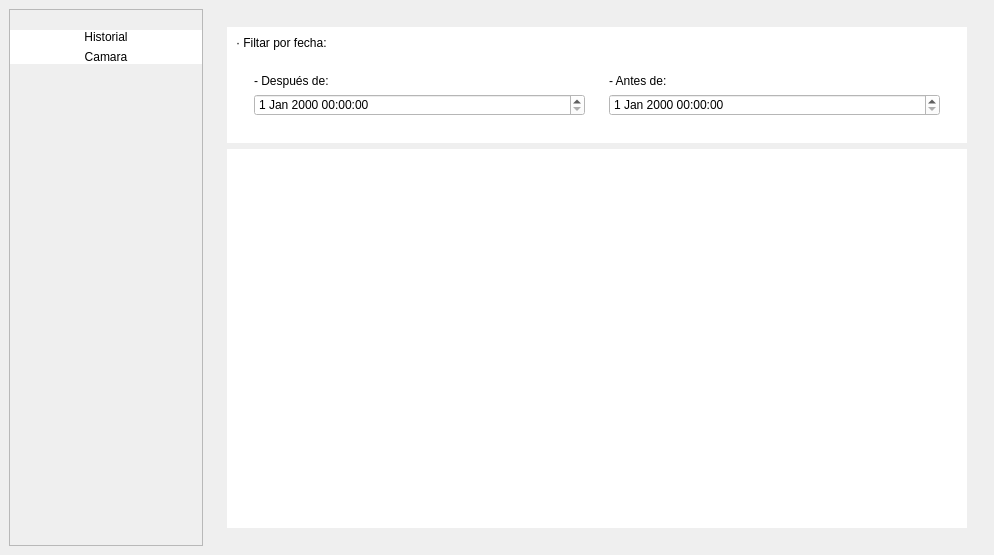
Old version of the form src/UI/my-ui.ui in the repository dt764/TFG.
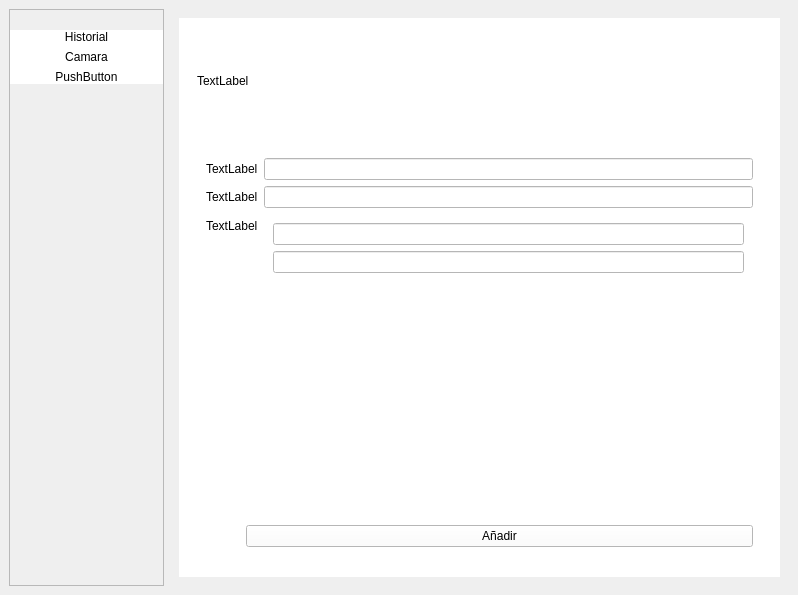
New version of the form. Icons and pictures are not drawn.

Commit message: Añadido formulario para añadir usuario, en el GUI

```diff
--- a/src/UI/my-ui.ui
+++ b/src/UI/my-ui.ui
@@ -6,8 +6,8 @@
    <rect>
     <x>0</x>
     <y>0</y>
-    <width>994</width>
-    <height>555</height>
+    <width>798</width>
+    <height>595</height>
    </rect>
   </property>
   <property name="windowTitle">
@@ -144,6 +144,13 @@
             </property>
            </widget>
           </item>
+          <item>
+           <widget class="QPushButton" name="addUser_btn">
+            <property name="text">
+             <string>PushButton</string>
+            </property>
+           </widget>
+          </item>
          </layout>
         </widget>
        </item>
@@ -195,7 +202,7 @@
 }</string>
          </property>
          <property name="currentIndex">
-          <number>1</number>
+          <number>2</number>
          </property>
          <widget class="QWidget" name="camara_page">
           <property name="styleSheet">
@@ -338,6 +345,146 @@
            </item>
           </layout>
          </widget>
+         <widget class="QWidget" name="page">
+          <property name="styleSheet">
+           <string notr="true">background-color: rgb(255, 255, 255)</string>
+          </property>
+          <layout class="QVBoxLayout" name="verticalLayout_11" stretch="2,8">
+           <item>
+            <widget class="QFrame" name="Title_frame">
+             <property name="frameShape">
+              <enum>QFrame::StyledPanel</enum>
+             </property>
+             <property name="frameShadow">
+              <enum>QFrame::Raised</enum>
+             </property>
+             <layout class="QVBoxLayout" name="verticalLayout_10">
+              <item>
+               <widget class="QLabel" name="label_5">
+                <property name="text">
+                 <string>TextLabel</string>
+                </property>
+               </widget>
+              </item>
+             </layout>
+            </widget>
+           </item>
+           <item>
+            <widget class="QFrame" name="frame_4">
+             <property name="frameShape">
+              <enum>QFrame::StyledPanel</enum>
+             </property>
+             <property name="frameShadow">
+              <enum>QFrame::Raised</enum>
+             </property>
+             <layout class="QVBoxLayout" name="verticalLayout_12" stretch="8,1">
+              <item>
+               <widget class="QFrame" name="frame_5">
+                <property name="frameShape">
+                 <enum>QFrame::StyledPanel</enum>
+                </property>
+                <property name="frameShadow">
+                 <enum>QFrame::Raised</enum>
+                </property>
+                <layout class="QFormLayout" name="formLayout">
+                 <item row="0" column="0">
+                  <widget class="QLabel" name="label_6">
+                   <property name="text">
+                    <string>TextLabel</string>
+                   </property>
+                  </widget>
+                 </item>
+                 <item row="0" column="1">
+                  <widget class="QLineEdit" name="lineEdit">
+                   <property name="inputMask">
+                    <string/>
+                   </property>
+                   <property name="text">
+                    <string/>
+                   </property>
+                   <property name="placeholderText">
+                    <string/>
+                   </property>
+                  </widget>
+                 </item>
+                 <item row="1" column="0">
+                  <widget class="QLabel" name="label_7">
+                   <property name="text">
+                    <string>TextLabel</string>
+                   </property>
+                  </widget>
+                 </item>
+                 <item row="1" column="1">
+                  <widget class="QLineEdit" name="lineEdit_2"/>
+                 </item>
+                 <item row="2" column="0">
+                  <widget class="QLabel" name="label_8">
+                   <property name="text">
+                    <string>TextLabel</string>
+                   </property>
+                  </widget>
+                 </item>
+                 <item row="2" column="1">
+                  <widget class="QFrame" name="frame_7">
+                   <property name="frameShape">
+                    <enum>QFrame::StyledPanel</enum>
+                   </property>
+                   <property name="frameShadow">
+                    <enum>QFrame::Raised</enum>
+                   </property>
+                   <layout class="QVBoxLayout" name="verticalLayout_14">
+                    <item>
+                     <widget class="QLineEdit" name="lineEdit_3"/>
+                    </item>
+                    <item>
+                     <widget class="QLineEdit" name="lineEdit_4"/>
+                    </item>
+                   </layout>
+                  </widget>
+                 </item>
+                </layout>
+               </widget>
+              </item>
+              <item>
+               <widget class="QFrame" name="frame_6">
+                <property name="frameShape">
+                 <enum>QFrame::StyledPanel</enum>
+                </property>
+                <property name="frameShadow">
+                 <enum>QFrame::Raised</enum>
+                </property>
+                <layout class="QHBoxLayout" name="horizontalLayout_2">
+                 <item>
+                  <spacer name="horizontalSpacer">
+                   <property name="orientation">
+                    <enum>Qt::Horizontal</enum>
+                   </property>
+                   <property name="sizeType">
+                    <enum>QSizePolicy::Minimum</enum>
+                   </property>
+                   <property name="sizeHint" stdset="0">
+                    <size>
+                     <width>40</width>
+                     <height>20</height>
+                    </size>
+                   </property>
+                  </spacer>
+                 </item>
+                 <item>
+                  <widget class="QPushButton" name="pushButton">
+                   <property name="text">
+                    <string>Añadir</string>
+                   </property>
+                  </widget>
+                 </item>
+                </layout>
+               </widget>
+              </item>
+             </layout>
+            </widget>
+           </item>
+          </layout>
+         </widget>
         </widget>
        </item>
       </layout>
```
Left out of the diff: 3 changed lines with no effect on the pictures. The commit also changes 1 other file.
